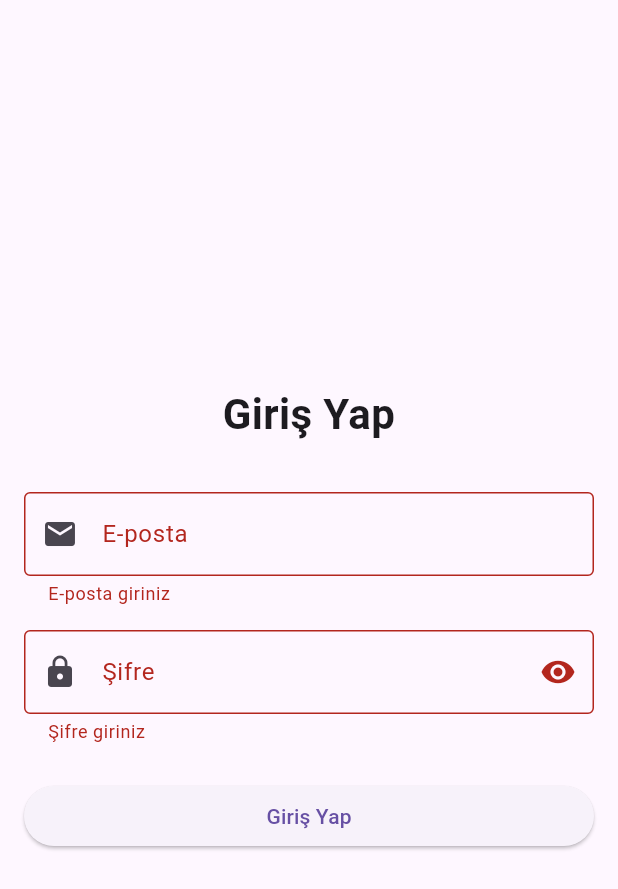
After one commit to Mert30/YZTA-Bootcamp-Group-110, a Flutter app: the LoginPage screen opened directly, after a tap on "Giriş Yap", on a phone screen of 412 x 824 dp. The commit adds this screen. Shown: the top 889 px of the screen. Run offline on Flutter 3.47's test engine with Material 3 defaults, Android fonts, the light colour scheme and no system bars.

Commit message:
feat: add user login screen

```diff
--- a/smart_med_assistant/lib/main.dart
+++ b/smart_med_assistant/lib/main.dart
@@ -1,5 +1,6 @@
 import 'package:flutter/material.dart';
 import 'pages/register_page.dart';
+import 'pages/login_page.dart';
 
 void main() => runApp(const MyApp());
 
--- /dev/null
+++ b/smart_med_assistant/lib/pages/login_page.dart
@@ -0,0 +1,113 @@
+import 'package:flutter/material.dart';
+
+class LoginPage extends StatefulWidget {
+  @override
+  _LoginPageState createState() => _LoginPageState();
+}
+
+class _LoginPageState extends State<LoginPage> {
+  final _formKey = GlobalKey<FormState>();
+  final TextEditingController _emailController = TextEditingController();
+  final TextEditingController _passwordController = TextEditingController();
+
+  bool _obscurePassword = true;
+
+  void _login() {
+    if (_formKey.currentState!.validate()) {
+      final email = _emailController.text;
+      final password = _passwordController.text;
+
+      ScaffoldMessenger.of(context).showSnackBar(
+        SnackBar(content: Text('Hoş geldin, $email')),
+      );
+    }
+  }
+
+  @override
+  Widget build(BuildContext context) {
+    return Scaffold(
+      body: Padding(
+        padding: EdgeInsets.all(16),
+        child: Form(
+          key: _formKey,
+          child: Column(
+            mainAxisAlignment: MainAxisAlignment.center,
+            children: [
+              // Giriş Yap Başlığı (üstte ortalı ve kalın)
+              Text(
+                "Giriş Yap",
+                style: TextStyle(
+                  fontSize: 28,
+                  fontWeight: FontWeight.bold,
+                ),
+                textAlign: TextAlign.center,
+              ),
+              SizedBox(height: 32),
+
+              // E-posta Alanı
+              TextFormField(
+                controller: _emailController,
+                decoration: InputDecoration(
+                  labelText: 'E-posta',
+                  border: OutlineInputBorder(),
+                  prefixIcon: Icon(Icons.email),
+                ),
+                keyboardType: TextInputType.emailAddress,
+                validator: (value) {
+                  if (value == null || value.isEmpty) {
+                    return 'E-posta giriniz';
+                  }
+                  if (!value.contains('@')) {
+                    return 'Geçerli bir e-posta giriniz';
+                  }
+                  return null;
+                },
+              ),
+              SizedBox(height: 16),
+
+              // Şifre Alanı
+              TextFormField(
+                controller: _passwordController,
+                obscureText: _obscurePassword,
+                decoration: InputDecoration(
+                  labelText: 'Şifre',
+                  border: OutlineInputBorder(),
+                  prefixIcon: Icon(Icons.lock),
+                  suffixIcon: IconButton(
+                    icon: Icon(
+                      _obscurePassword ? Icons.visibility : Icons.visibility_off,
+                    ),
+                    onPressed: () {
+                      setState(() {
+                        _obscurePassword = !_obscurePassword;
+                      });
+                    },
+                  ),
+                ),
+                validator: (value) {
+                  if (value == null || value.isEmpty) {
+                    return 'Şifre giriniz';
+                  }
+                  if (value.length < 6) {
+                    return 'Şifre en az 6 karakter olmalı';
+                  }
+                  return null;
+                },
+              ),
+              SizedBox(height: 24),
+
+              // Giriş Butonu
+              SizedBox(
+                width: double.infinity,
+                child: ElevatedButton(
+                  onPressed: _login,
+                  child: Text('Giriş Yap'),
+                ),
+              ),
+            ],
+          ),
+        ),
+      ),
+    );
+  }
+}
```
